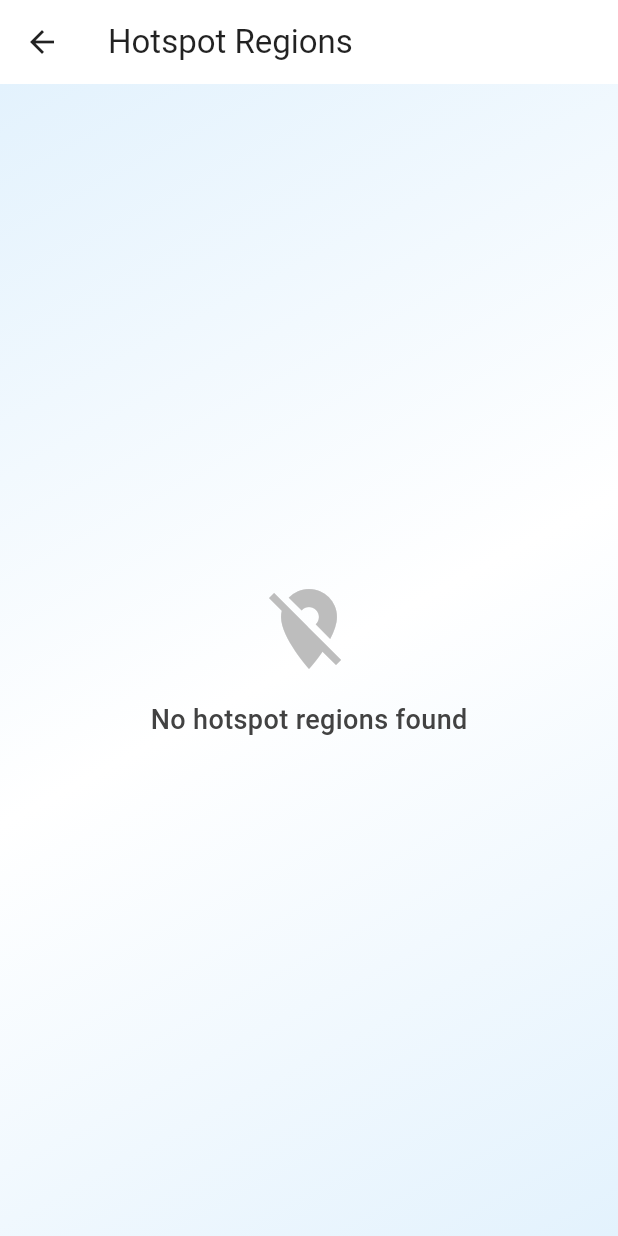
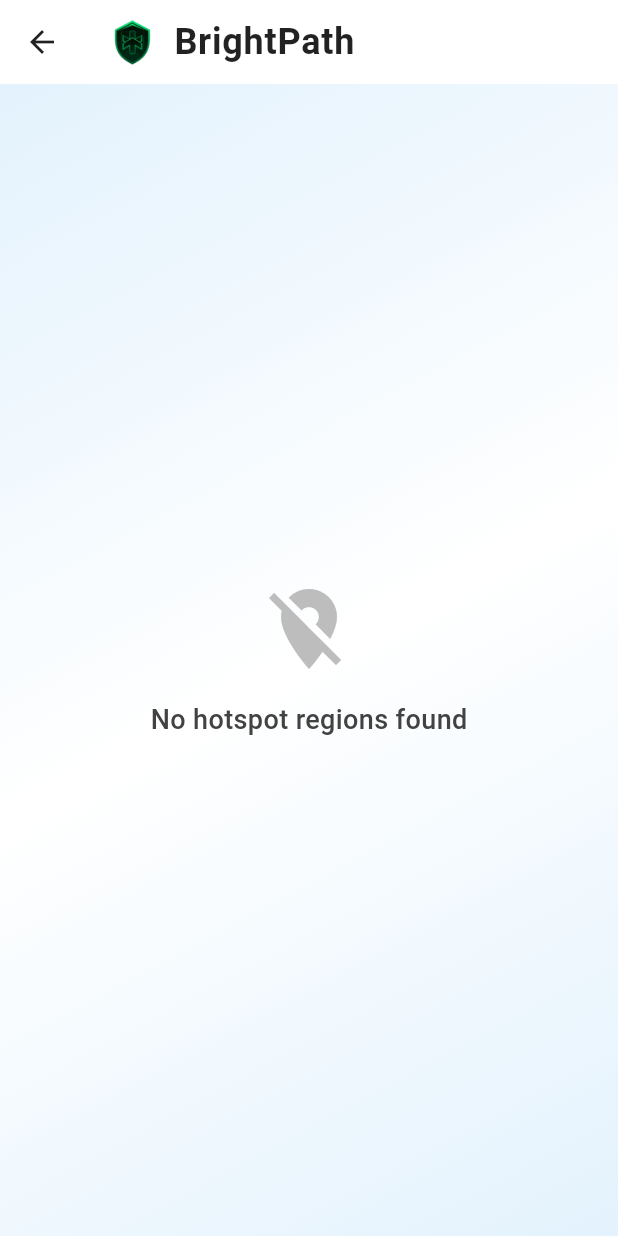
Before and after one commit to jobexperimentt33/RealReportingApp, a Flutter app: the HotspotRegionsViewPage screen opened directly, on a phone screen of 412 x 824 dp. Run offline on Flutter 3.47's test engine with Material 3 defaults, Android fonts, the phone set to English and light mode, and no system bars; our stand-ins replace cloud_firestore, firebase_auth, firebase_core, firebase_dynamic_links, firebase_storage, geocoding and 7 more; accounts and stored records are empty.

Commit message:
new updates

```diff
--- a/brightpath/lib/collaborations_list_page.dart
+++ b/brightpath/lib/collaborations_list_page.dart
@@ -70,7 +70,7 @@ class _CollaborationsListPageState extends State<CollaborationsListPage> {
         title: Row(
           children: [
             Image.asset(
-              'assets/brightpath_logo.png',
+              'assets/logo.png',
               height: 32,
               errorBuilder: (context, error, stackTrace) => const SizedBox(width: 32),
             ),
--- a/brightpath/lib/community_listing_page.dart
+++ b/brightpath/lib/community_listing_page.dart
@@ -43,13 +43,13 @@ class _CommunityListingPage extends State<CommunityListingPage> {
         title: Row(
           children: [
             Image.asset(
-              'assets/brightpath_logo.png',
+              'assets/logo.png',
               height: 32,
               errorBuilder: (context, error, stackTrace) => const SizedBox(width: 32),
             ),
             const SizedBox(width: 12),
             const Text(
-              'Communitis',
+              'Communities',
               style: TextStyle(
                 fontSize: 24,
                 fontWeight: FontWeight.w600,
--- a/brightpath/lib/hostspot_regions_view.dart
+++ b/brightpath/lib/hostspot_regions_view.dart
@@ -10,9 +10,27 @@ class HotspotRegionsViewPage extends StatelessWidget {
   Widget build(BuildContext context) {
     return Scaffold(
       appBar: AppBar(
-        title: const Text('Hotspot Regions'),
+        elevation: 0,
         backgroundColor: Colors.white,
         foregroundColor: Colors.black87,
+        title: Row(
+          children: [
+            Image.asset(
+              'assets/logo.png',
+              height: 32,
+              errorBuilder: (context, error, stackTrace) => const SizedBox(width: 32),
+            ),
+            const SizedBox(width: 12),
+            const Text(
+              'BrightPath',
+              style: TextStyle(
+                fontSize: 24,
+                fontWeight: FontWeight.w600,
+                letterSpacing: 0.5,
+              ),
+            ),
+          ],
+        ),
       ),
       body: Container(
         decoration: BoxDecoration(
--- a/brightpath/lib/hotspot_region_page.dart
+++ b/brightpath/lib/hotspot_region_page.dart
@@ -75,14 +75,14 @@ class _HotspotRegionState extends State<HotspotRegion> {
                     );
                   },
                 ),
-                const SizedBox(height: 16),
-                _buildActionButton(
-                  'Hotspot Regions',
-                  Icons.warning_amber_rounded,
-                  () {
-                    // Handle hotspot regions
-                  },
-                ),
+                // const SizedBox(height: 16),
+                // _buildActionButton(
+                //   'Hotspot Regions',
+                //   Icons.warning_amber_rounded,
+                //   () {
+                //     // Handle hotspot regions
+                //   },
+                // ),
               ],
             ),
           ),
--- a/brightpath/lib/institution_listing_page.dart
+++ b/brightpath/lib/institution_listing_page.dart
@@ -43,7 +43,7 @@ class _InstitutionListingPageState extends State<InstitutionListingPage> {
         title: Row(
           children: [
             Image.asset(
-              'assets/brightpath_logo.png',
+              'assets/logo.png',
               height: 32,
               errorBuilder: (context, error, stackTrace) => const SizedBox(width: 32),
             ),
--- a/brightpath/lib/location_report_page.dart
+++ b/brightpath/lib/location_report_page.dart
@@ -107,7 +107,7 @@ class _LocationReportPageState extends State<LocationReportPage> {
         title: Row(
           children: [
             Image.asset(
-              'assets/brightpath_logo.png',
+              'assets/logo.png',
               height: 32,
               errorBuilder: (context, error, stackTrace) => const SizedBox(width: 32),
             ),
```
Also changed, not shown: brightpath/lib/login_page.dart (+7 -7 lines).
